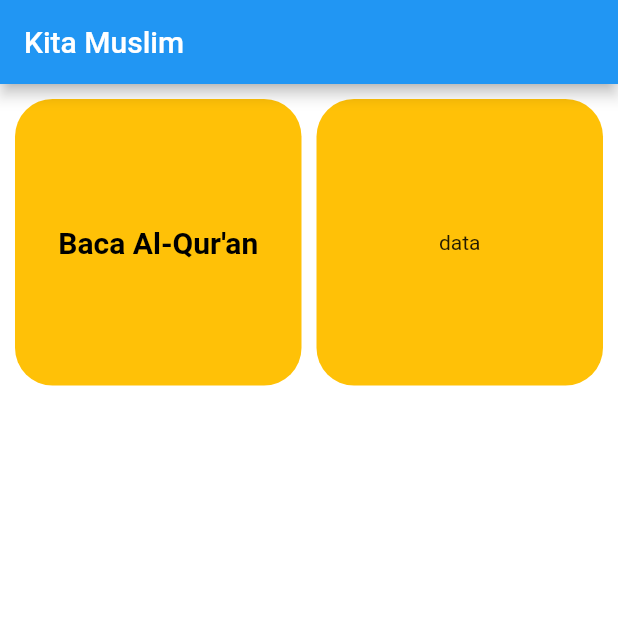
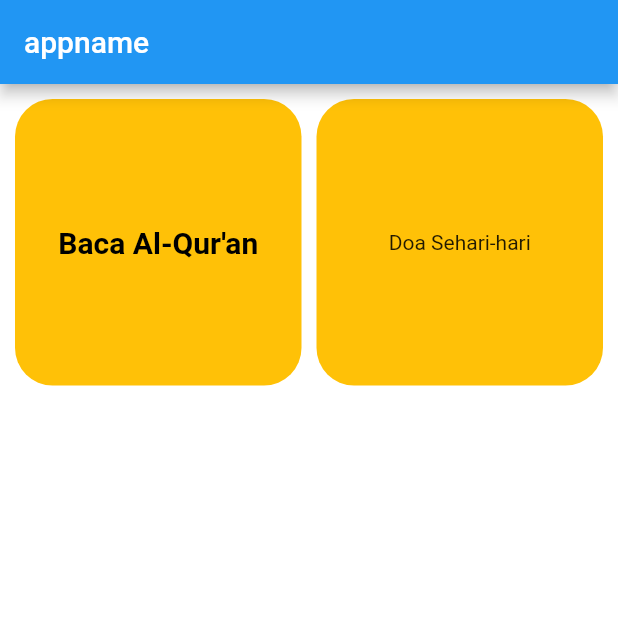
Before and after one commit to indratdev/kita_muslim, a Flutter app: the screen it shows after launch, on a phone screen of 412 x 824 dp, the top half of it. Run offline on Flutter 3.47's test engine with Material 2 defaults, Android fonts, the phone set to English and light mode, and no system bars; our stand-ins replace audioplayers, bloc, flutter_bloc, scrollable_positioned_list, shared_preferences.

Commit message:
update 20220629

```diff
--- a/lib/screens/homescreen.dart
+++ b/lib/screens/homescreen.dart
@@ -28,12 +28,15 @@
               child: const Text("Baca Al-Qur'an", overflow: TextOverflow.clip, textAlign: TextAlign.center, style: TextStyle(color: Colors.black, fontWeight: FontWeight.bold, fontSize: 20, ),),
             ),
           ),
-          Container(
-            alignment: Alignment.center,
-            child: Text("data"), //Text(myProducts[index]["name"]),
-            decoration: BoxDecoration(
-              color: Colors.amber,
-              borderRadius: BorderRadius.circular(25),
+          InkWell(
+            onTap: () => Navigator.of(context).pushNamed('/doaharian'),
+            child: Container(
+              alignment: Alignment.center,
+              child: Text("Doa Sehari-hari"), //Text(myProducts[index]["name"]),
+              decoration: BoxDecoration(
+                color: Colors.amber,
+                borderRadius: BorderRadius.circular(25),
+              ),
             ),
           ),
         ],
--- a/lib/utils/constants.dart
+++ b/lib/utils/constants.dart
@@ -7,10 +7,12 @@
   static const iblueLight = Color(0xFFDDE6FF);
   static const iwhite = Color(0xFFFEFEFE);
 
-  static const appName = 'Kita Muslim';
+  static const appName = 'appname';
   static const textQuran = "Qur'an";
 
   static const sizeBottomNav = 30.0;
   static const sizeTextTitle = 20.0;
   static const sizeSubTextTitle = 15.0;
+  static const sizeTextArabian = 30.0;
+
 }
--- a/lib/utils/routes.dart
+++ b/lib/utils/routes.dart
@@ -1,12 +1,16 @@
 import 'package:flutter/material.dart';
 import 'package:kita_muslim/screens/homescreen.dart';
 import 'package:kita_muslim/screens/quranscreen.dart';
-import 'package:kita_muslim/screens/surah%20detail/surahdetailscreen.dart';
+import 'package:kita_muslim/screens/surah_detail/surahdetailscreen.dart';
+import 'package:kita_muslim/screens/surah_harian/doaharianscreen.dart';
+
 
 class Routes {
   Map<String, WidgetBuilder> getRoutes = {
     '/homescreen': (_) => HomeScreen(),
     '/bacaalquran': (_) => QuranScreen(),
     '/surahdetail': (_) => SurahDetailScreen(),
+    '/doaharian': (_) => DoaHarianScreen(),
+
   };
 }
```
Also changed, not shown: lib/screens/quranscreen.dart (+19 -12 lines), lib/screens/surah_detail/surahdetailscreen.dart (renamed from lib/screens/surah detail/surahdetailscreen.dart, +11 -33 lines), lib/screens/surah_harian/doaharianscreen.dart (added, +16 -0 lines), lib/screens/surah_detail/playerbuttons.dart (renamed from lib/screens/surah detail/playerbuttons.dart).
